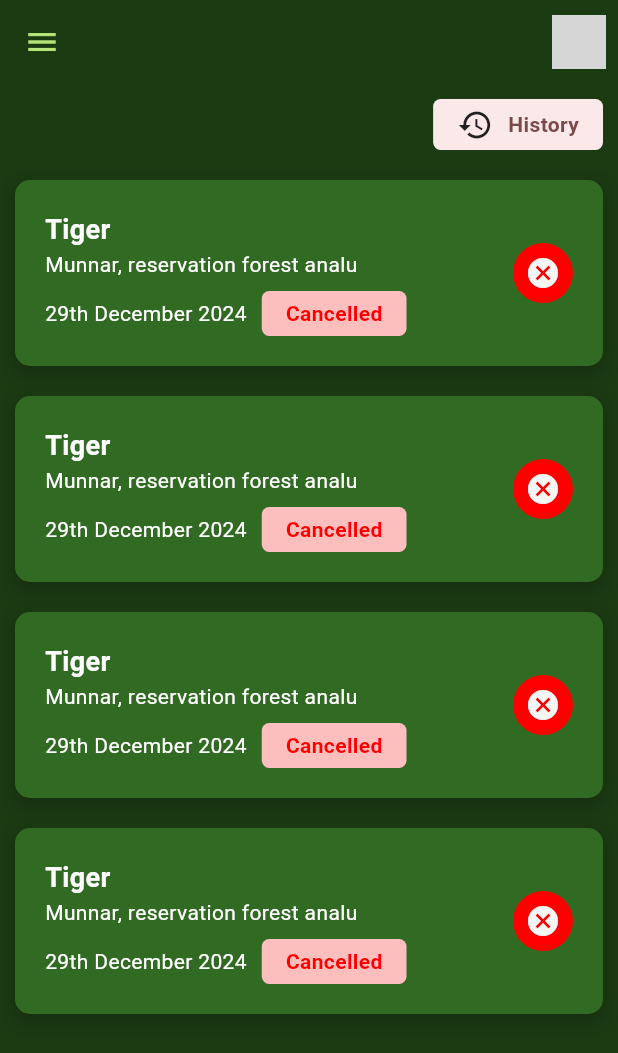
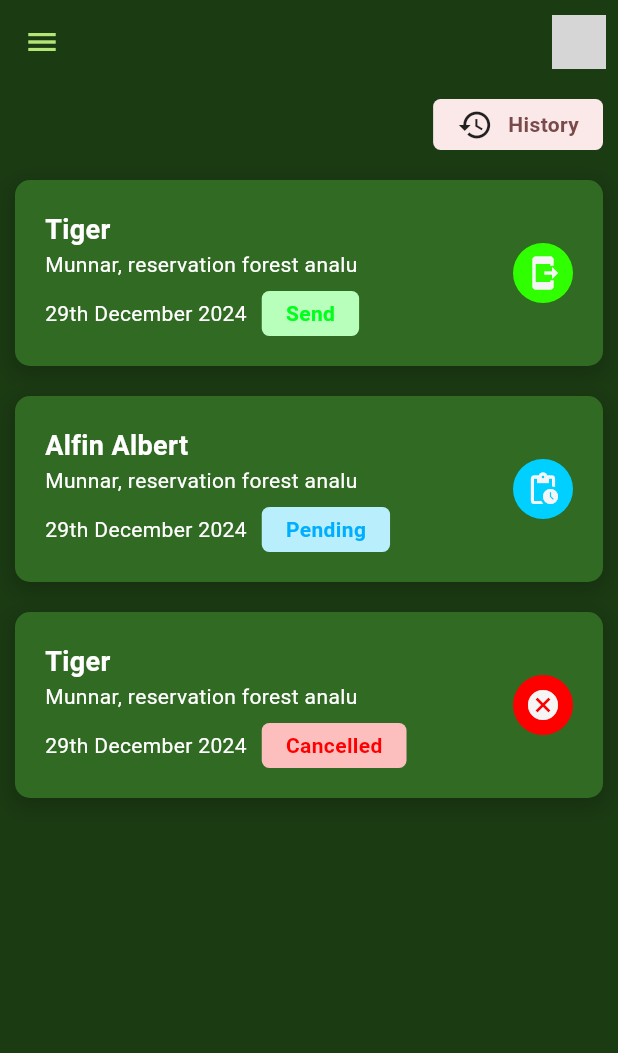
Before and after one commit to MhmdSalman18/Ecomap, a Flutter app: the StatusPage screen opened directly, on a phone screen of 412 x 824 dp. Shown: the top 1053 px of the screen. Run offline on Flutter 3.47's test engine with Material 3 defaults, Android fonts, the phone set to English and light mode, and no system bars; our stand-ins replace camera, image_picker; network calls fail; grey boxes are pictures that could not be loaded.

Commit message:
color theme

```diff
--- a/lib/main.dart
+++ b/lib/main.dart
@@ -15,7 +15,7 @@ class EcomapApp extends StatelessWidget {
   Widget build(BuildContext context) {
     return const MaterialApp(
       debugShowCheckedModeBanner: false,
-      home: StatusPage(title: '',), // Start with BottomNavigationBarExample
+      home: LoginPage(title: '',), // Start with BottomNavigationBarExample
     );
   }
 }
--- a/lib/status.dart
+++ b/lib/status.dart
@@ -152,16 +152,15 @@ class _StatusPageState extends State<StatusPage> {
                                         padding: const EdgeInsets.symmetric(
                                             vertical: 5.0, horizontal: 16.0),
                                         decoration: BoxDecoration(
-                                          color: const Color.fromARGB(
-                                              255, 253, 190, 190),
+                                          color: const Color.fromARGB(255, 184, 255, 188),
                                           borderRadius:
                                               BorderRadius.circular(5.0),
                                         ),
                                         child: const Text(
-                                          'Cancelled',
+                                          'Send',
                                           style: TextStyle(
                                             color:
-                                                Color.fromARGB(255, 255, 0, 0),
+                                                Color.fromARGB(255, 0, 255, 26),
                                             fontWeight: FontWeight.bold,
                                           ),
                                         ),
@@ -174,8 +173,8 @@ class _StatusPageState extends State<StatusPage> {
                           ),
                         ),
                         CircleAvatar(
-                          backgroundColor: const Color.fromARGB(255, 255, 0, 0),
-                          child: Icon(Icons.cancel,
+                          backgroundColor: const Color.fromARGB(255, 47, 255, 0),
+                          child: Icon(Icons.send_to_mobile,
                               color: const Color.fromARGB(255, 245, 245, 245)),
                         ),
                       ],
@@ -211,7 +210,7 @@ class _StatusPageState extends State<StatusPage> {
                             crossAxisAlignment: CrossAxisAlignment.start,
                             children: [
                               const Text(
-                                'Tiger',
+                                'Alfin Albert',
                                 style: TextStyle(
                                     color: Color.fromARGB(255, 255, 255, 255),
                                     fontSize: 18.0,
@@ -245,16 +244,15 @@ class _StatusPageState extends State<StatusPage> {
                                         padding: const EdgeInsets.symmetric(
                                             vertical: 5.0, horizontal: 16.0),
                                         decoration: BoxDecoration(
-                                          color: const Color.fromARGB(
-                                              255, 253, 190, 190),
+                                          color: const Color.fromARGB(255, 185, 238, 252),
                                           borderRadius:
                                               BorderRadius.circular(5.0),
                                         ),
                                         child: const Text(
-                                          'Cancelled',
+                                          'Pending',
                                           style: TextStyle(
                                             color:
-                                                Color.fromARGB(255, 255, 0, 0),
+                                                Color.fromARGB(255, 0, 174, 255),
                                             fontWeight: FontWeight.bold,
                                           ),
                                         ),
@@ -267,8 +265,8 @@ class _StatusPageState extends State<StatusPage> {
                           ),
                         ),
                         CircleAvatar(
-                          backgroundColor: const Color.fromARGB(255, 255, 0, 0),
-                          child: Icon(Icons.cancel,
+                          backgroundColor: const Color.fromARGB(255, 0, 208, 255),
+                          child: Icon(Icons.pending_actions,
                               color: const Color.fromARGB(255, 245, 245, 245)),
                         ),
                       ],
@@ -276,99 +274,7 @@ class _StatusPageState extends State<StatusPage> {
                   ],
                 ),
               ),
-              Container(
-                margin: const EdgeInsets.all(10.0),
-                padding: const EdgeInsets.all(20.0),
-                decoration: BoxDecoration(
-                  color: const Color.fromARGB(255, 49, 106, 35),
-                  borderRadius: BorderRadius.circular(10.0),
-                  boxShadow: [
-                    BoxShadow(
-                      color: const Color.fromARGB(255, 0, 0, 0)
-                          .withOpacity(0.2), // Shadow color
-                      spreadRadius: 2, // Spread of the shadow
-                      blurRadius: 10, // Blur radius
-                      offset: Offset(0, 4), // Horizontal and vertical offset
-                    ),
-                  ],
-                ),
-                child: Column(
-                  mainAxisSize:
-                      MainAxisSize.min, // Adjust height based on content
-                  children: [
-                    Row(
-                      mainAxisAlignment: MainAxisAlignment.spaceBetween,
-                      children: [
-                        Expanded(
-                          child: Column(
-                            crossAxisAlignment: CrossAxisAlignment.start,
-                            children: [
-                              const Text(
-                                'Tiger',
-                                style: TextStyle(
-                                    color: Color.fromARGB(255, 255, 255, 255),
-                                    fontSize: 18.0,
-                                    fontWeight: FontWeight.bold),
-                              ),
-                              const Text(
-                                'Munnar, reservation forest analu',
-                                style: TextStyle(
-                                    color: Color.fromARGB(255, 255, 255, 255),
-                                    fontSize: 14.0),
-                              ),
-                              const SizedBox(height: 8.0), // Add spacing
-                              Wrap(
-                                crossAxisAlignment: WrapCrossAlignment.center,
-                                spacing:
-                                    10.0, // Spacing between "date" and "Send"
-                                children: [
-                                  Row(
-                                    children: [
-                                      const Text(
-                                        '29th December 2024',
-                                        style: TextStyle(
-                                          color: Color.fromARGB(
-                                              255, 255, 255, 255),
-                                          fontSize: 14.0,
-                                        ),
-                                      ),
-                                      SizedBox(width: 10),
-                                      Container(
-                                        alignment: Alignment.center,
-                                        padding: const EdgeInsets.symmetric(
-                                            vertical: 5.0, horizontal: 16.0),
-                                        decoration: BoxDecoration(
-                                          color: const Color.fromARGB(
-                                              255, 253, 190, 190),
-                                          borderRadius:
-                                              BorderRadius.circular(5.0),
-                                        ),
-                                        child: const Text(
-                                          'Cancelled',
-                                          style: TextStyle(
-                                            color:
-                                                Color.fromARGB(255, 255, 0, 0),
-                                            fontWeight: FontWeight.bold,
-                                          ),
-                                        ),
-                                      ),
-                                    ],
-                                  ),
-                                ],
-                              ),
-                            ],
-                          ),
-                        ),
-                        CircleAvatar(
-                          backgroundColor: const Color.fromARGB(255, 255, 0, 0),
-                          child: Icon(Icons.cancel,
-                              color: const Color.fromARGB(255, 245, 245, 245)),
-                        ),
-                      ],
-                    ),
-                  ],
-                ),
-              ),
+
               Container(
                 margin: const EdgeInsets.all(10.0),
                 padding: const EdgeInsets.all(20.0),
```
